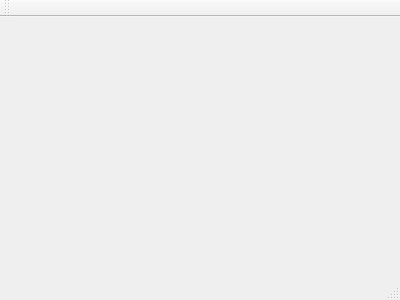
The window that qtClient/mainwindow.ui (everystone/p2p) describes before a commit, drawn with Qt 5.
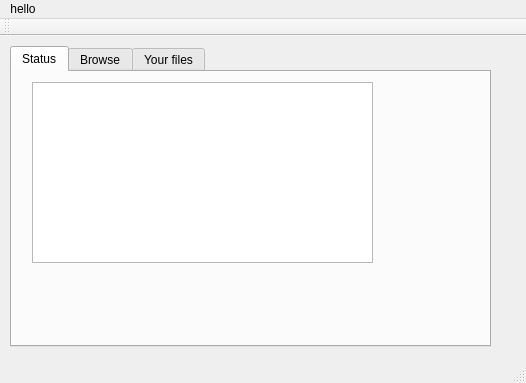
The same window after the commit.

Commit message: Added Slots and Signals to mainwindow, to correctly handle updates to UI from network thread.

```diff
--- a/qtClient/mainwindow.ui
+++ b/qtClient/mainwindow.ui
@@ -1,24 +1,84 @@
 <ui version="4.0">
  <class>MainWindow</class>
- <widget class="QMainWindow" name="MainWindow" >
-  <property name="geometry" >
+ <widget class="QMainWindow" name="MainWindow">
+  <property name="geometry">
    <rect>
     <x>0</x>
     <y>0</y>
-    <width>400</width>
-    <height>300</height>
+    <width>526</width>
+    <height>383</height>
    </rect>
   </property>
   <property name="windowTitle" >
    <string>MainWindow</string>
   </property>
-  <widget class="QMenuBar" name="menuBar" />
-  <widget class="QToolBar" name="mainToolBar" />
-  <widget class="QWidget" name="centralWidget" />
-  <widget class="QStatusBar" name="statusBar" />
+  <widget class="QWidget" name="centralWidget">
+   <widget class="QTabWidget" name="tabWidget">
+    <property name="geometry">
+     <rect>
+      <x>10</x>
+      <y>10</y>
+      <width>481</width>
+      <height>301</height>
+     </rect>
+    </property>
+    <property name="currentIndex">
+     <number>0</number>
+    </property>
+    <widget class="QWidget" name="tab">
+     <attribute name="title">
+      <string>Status</string>
+     </attribute>
+     <widget class="QListView" name="systemMessagesListView">
+      <property name="geometry">
+       <rect>
+        <x>20</x>
+        <y>10</y>
+        <width>341</width>
+        <height>181</height>
+       </rect>
+      </property>
+     </widget>
+    </widget>
+    <widget class="QWidget" name="tab_2">
+     <attribute name="title">
+      <string>Browse</string>
+     </attribute>
+    </widget>
+    <widget class="QWidget" name="tab_3">
+     <attribute name="title">
+      <string>Your files</string>
+     </attribute>
+    </widget>
+   </widget>
+  </widget>
+  <widget class="QMenuBar" name="menuBar">
+   <property name="geometry">
+    <rect>
+     <x>0</x>
+     <y>0</y>
+     <width>526</width>
+     <height>21</height>
+    </rect>
+   </property>
+   <widget class="QMenu" name="menuHello">
+    <property name="title">
+     <string>hello</string>
+    </property>
+   </widget>
+   <addaction name="menuHello"/>
+  </widget>
+  <widget class="QToolBar" name="mainToolBar">
+   <attribute name="toolBarArea">
+    <enum>TopToolBarArea</enum>
+   </attribute>
+   <attribute name="toolBarBreak">
+    <bool>true</bool>
+   </attribute>
+  </widget>
+  <widget class="QStatusBar" name="statusBar"/>
  </widget>
- <layoutDefault spacing="6" margin="11" />
- <pixmapfunction></pixmapfunction>
+ <layoutdefault spacing="6" margin="11"/>
  <resources/>
  <connections/>
 </ui>
```
Left out of the diff: 3 changed lines with no effect on the pictures. The commit also changes 3 other files.
